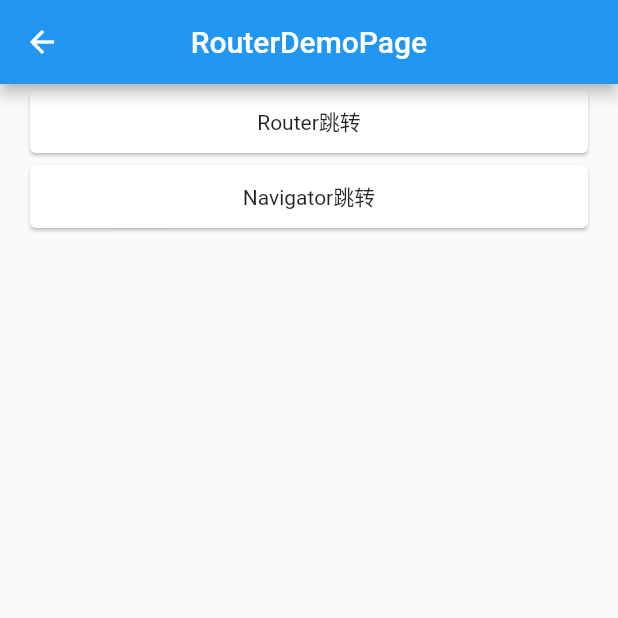
After one commit to Johnson8888/learn_flutter, a Flutter app: the RouterDemoPage screen opened by its route, on a phone screen of 412 x 824 dp, the top half of it. The commit adds this screen. Run offline on Flutter 3.47's test engine with Material 2 defaults, Android fonts, the phone set to English and light mode, and no system bars; our stand-ins replace flutter_speed_dial.

Commit message:
add router page

```diff
--- a/flutter_app/lib/main.dart
+++ b/flutter_app/lib/main.dart
@@ -47,6 +47,8 @@ class MyApp extends StatelessWidget {
         "GridViewDemoPage": (context) => GridViewDemoPage(),
         "BottomNavigationBarDemoPage": (context) =>
             BottomNavigationBarDemoPage(),
+        "RouterDemoPage": (context) => RouterDemoPage(),
+        "RouterDemoPage2": (context) => RouterDemoPage2(),
       },
     );
   }
--- a/flutter_app/lib/routes/index.dart
+++ b/flutter_app/lib/routes/index.dart
@@ -1,7 +1,7 @@
 /*
  * @Author: 弗拉德
  * @Date: 2020-12-15 20:54:29
- * @LastEditTime: 2021-01-28 20:33:37
+ * @LastEditTime: 2021-01-31 21:15:44
  * @Support: http://fulade.me
  */
 export 'main_page.dart';
@@ -21,3 +21,4 @@ export 'wrap_page.dart';
 export 'listview_page.dart';
 export 'gridview_page.dart';
 export 'bottom_navigation_page.dart';
+export 'router_page.dart';
--- a/flutter_app/lib/routes/main_page.dart
+++ b/flutter_app/lib/routes/main_page.dart
@@ -1,7 +1,7 @@
 /*
  * @Author: 弗拉德
  * @Date: 2020-12-15 20:51:56
- * @LastEditTime: 2021-01-28 20:40:46
+ * @LastEditTime: 2021-01-31 21:11:51
  * @Support: http://fulade.me
  */
 
@@ -29,7 +29,8 @@ class _MainPageState extends State<MainPage> {
     {"title": "Wrap", "route": "WrapDemoPage"},
     {"title": "ListView", "route": "ListViewDemoPage"},
     {"title": "GridView", "route": "GridViewDemoPage"},
-    {"title": "BottomNavigationBar", "route": "BottomNavigationBarDemoPage"}
+    {"title": "BottomNavigationBar", "route": "BottomNavigationBarDemoPage"},
+    {"title": "RouterDemoPage", "route": "RouterDemoPage"},
   ];
   @override
   Widget build(BuildContext context) {
--- /dev/null
+++ b/flutter_app/lib/routes/router_page.dart
@@ -0,0 +1,101 @@
+/*
+ * @Author: 弗拉德
+ * @Date: 2021-01-31 20:58:07
+ * @LastEditTime: 2021-01-31 21:48:42
+ * @Support: http://fulade.me
+ */
+import 'package:flutter/material.dart';
+
+class RouterDemoPage extends StatefulWidget {
+  @override
+  _RouterDemoPageState createState() => _RouterDemoPageState();
+}
+
+class _RouterDemoPageState extends State<RouterDemoPage> {
+  var title = "RouterDemoPage";
+  @override
+  Widget build(BuildContext context) {
+    return Scaffold(
+      appBar: AppBar(
+        backgroundColor: Colors.blue,
+        centerTitle: true,
+        title: Text(title),
+      ),
+      body: Column(
+        crossAxisAlignment: CrossAxisAlignment.center,
+        children: [
+          Container(
+            height: 50,
+            child: FlatButton(
+              onPressed: () {
+                Navigator.pushNamed(context, "RouterDemoPage2");
+              },
+              child: Card(
+                child: Center(
+                  child: Text("Router跳转"),
+                ),
+              ),
+            ),
+          ),
+          Container(
+            height: 50,
+            child: FlatButton(
+              onPressed: () {
+                Navigator.of(context).push(MaterialPageRoute(builder: context) {
+                  return RouterDemoPage3(passText: "Fulade");
+                });
+              },
+              child: Card(
+                child: Center(
+                  child: Text("Navigator跳转"),
+                ),
+              ),
+            ),
+          ),
+        ],
+      ),
+    );
+  }
+}
+
+class RouterDemoPage2 extends StatefulWidget {
+  @override
+  _RouterDemoPage2State createState() => _RouterDemoPage2State();
+}
+
+class _RouterDemoPage2State extends State<RouterDemoPage2> {
+  @override
+  Widget build(BuildContext context) {
+    return Scaffold(
+      appBar: AppBar(
+        centerTitle: true,
+        title: Text("RouterDemoPage 2"),
+      ),
+      body: Container(
+        child: Text("Text"),
+      ),
+    );
+  }
+}
+
+class RouterDemoPage3 extends StatefulWidget {
+    final String passText;
+  RouterDemoPage3({Key key,@required this.passText});
+  @override
+  _RouterDemoPage2State createState() => _RouterDemoPage2State();
+}
+
+class _RouterDemoPage3State extends State<RouterDemoPage2> {
+  @override
+  Widget build(BuildContext context) {
+    return Scaffold(
+      appBar: AppBar(
+        centerTitle: true,
+        title: Text("RouterDemoPage 3"),
+      ),
+      body: Container(
+        child: Text("Text"),
+      ),
+    );
+  }
+}
```
Also changed, not shown: flutter_app/pubspec.lock.
